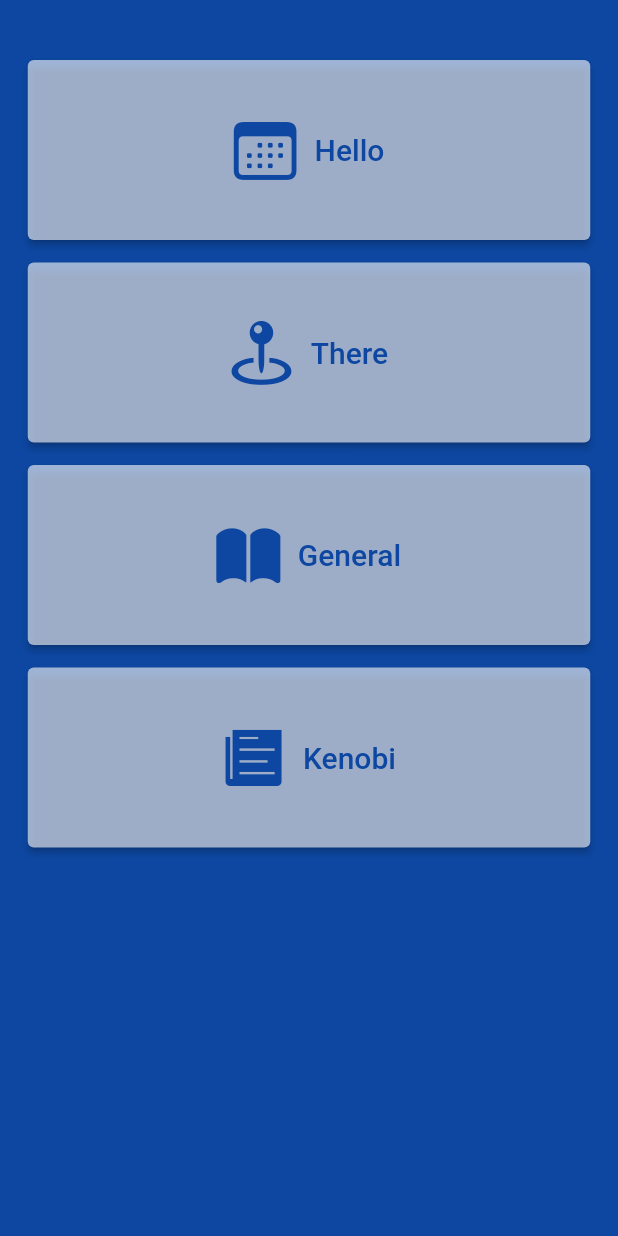
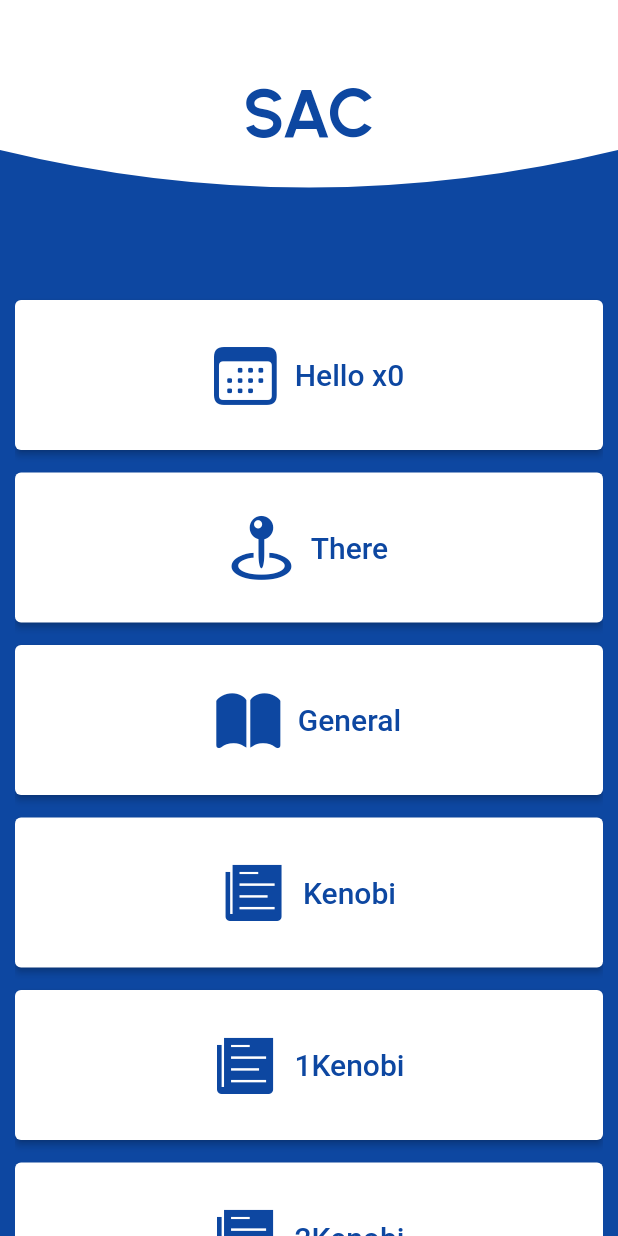
Before and after one commit to alec-grace/undefined_application, a Flutter app: the screen it shows after launch, on a phone screen of 412 x 824 dp. Run offline on Flutter 3.47's test engine with Material 2 defaults, Android fonts, the phone set to English and light mode, and no system bars; Roboto replaces fonts that are missing (Urbana).

Commit message:
Added curved appbar w/ bezier curve & CustomShape, made scrollable list for home page

```diff
--- /dev/null
+++ b/lib/CustomShape.dart
@@ -0,0 +1,24 @@
+import 'package:flutter/material.dart';
+import 'package:flutter/cupertino.dart';
+
+class CustomShape extends CustomClipper<Path> {
+  @override
+  Path getClip(Size size) {
+    double height = size.height;
+    double width = size.width;
+
+    var path = Path();
+    path.lineTo(0, height - 50);
+    path.quadraticBezierTo(width/2, height, width, height-50);
+    path.lineTo(width, 0);
+    path.close();
+
+    return path;
+  }
+
+  @override
+  bool shouldReclip(covariant CustomClipper<Path> oldClipper) {
+    return false;
+  }
+
+}
--- a/lib/main.dart
+++ b/lib/main.dart
@@ -1,99 +1,76 @@
 import 'package:flutter/cupertino.dart';
 import 'package:flutter/material.dart';
+import 'package:flutter/painting.dart';
+import 'CustomShape.dart';
 
 void main() => runApp(MaterialApp(
+  home: OpenPage(),
+));
 
-  //----------------------------------------------------------------------------
-  // BEGIN EXPERIMENTAL SCROLL LIST FOR HOME PAGE
-  //----------------------------------------------------------------------------
+class OpenPage extends StatefulWidget {
+  @override
+  State<OpenPage> createState() => _OpenPageState();
+}
 
-  // home: SingleChildScrollView(
-  //   physics: ScrollPhysics(),
-  //   child: Column(
-  //     children: <Widget> [
-  //       Text(
-  //           'Welcome',
-  //           style: TextStyle(
-  //             fontSize: 40.0,
-  //             fontFamily: 'Urbanist',
-  //             color: Colors.blue[900],
-  //           ),
-  //       ),
-  //       ListView(
-  //         physics: NeverScrollableScrollPhysics(),
-  //         shrinkWrap: true,
-  //         children: [
-  //           Center(
-  //             child: Container(
-  //               padding: EdgeInsets.symmetric(vertical: 8.0, horizontal: 20.0),
-  //               child: Text(
-  //                 'Some Text',
-  //                 style: TextStyle(
-  //                   fontSize: 30.0,
-  //                   fontWeight: FontWeight.bold,
-  //                   color: Colors.blue[900],
-  //                   fontFamily: 'Urbanist',
-  //                 ),
-  //               ),
-  //             ),
-  //           ),
-  //         ],
-  //       )
-  //     ]
-  //   )
-  // )
+class _OpenPageState extends State<OpenPage> {
+  /// Data to be updated in stateful widget
+  int tracker = 0;
 
-  //----------------------------------------------------------------------------
-  // END EXPERIMENTAL SCROLL LIST FOR HOME PAGE
-  //----------------------------------------------------------------------------
-
-
-  //----------------------------------------------------------------------------
-  // BEGIN YOUTUBE TUTORIAL EXAMPLES
-  // ----------------------------------------------------------------------------
-
-    home: Scaffold(
+  @override
+  Widget build(BuildContext context) {
+    /**
+     * Widget tree to return
+     **/
+    return Scaffold(
 
     /***************************************************************************
      *  BEGIN APP BAR
      **************************************************************************/
-    // appBar: PreferredSize(
-    //   preferredSize: Size.fromHeight(50.0),
-    //   child: AppBar(
-    //     title: Text(
-    //       'SAC',
-    //       style: TextStyle(
-    //         fontFamily: 'Urbanist',
-    //       ),
-    //     ),
-    //     centerTitle: true,
-    //     backgroundColor: Colors.blue[900],
-    //   ),
-    // ),
+    appBar:
+      AppBar(
+        toolbarHeight: 150,
+        backgroundColor: Colors.transparent,
+        elevation: 0.0,
+        flexibleSpace: ClipPath(
+          clipper: CustomShape(),
+          child: Container(
+            height: 250,
+            width: MediaQuery.of(context).size.width,
+            color: CupertinoColors.white,
+            child: Center(child: Text( //Change this to SAC logo - talk to graphic
+              //design people about making/altering one of the circle logos
+              'SAC',
+              style: TextStyle(
+                fontSize: 45.0,
+                fontFamily: 'Urbanist',
+                color: Colors.blue[900],
+                fontWeight: FontWeight.bold,
+              ),
+            ),
+            ),
+          ),
+        ),
+      ),
     /***************************************************************************
      * END APP BAR
      ************************************************************************/
-    //--------------------------------------------------------------------------
-    // ADDING IMAGE EXAMPLE
-    //--------------------------------------------------------------------------
-    // body: Center(
-    //   child: Image.asset('assets/sac_shield2.jpg'),
-    // ),
-    //--------------------------------------------------------------------------
-    // END ADDING IMAGE EXAMPLE
-    //--------------------------------------------------------------------------
     backgroundColor: Colors.blue[900],
     body:
-        Row (
-          mainAxisAlignment: MainAxisAlignment.spaceAround,
+      Padding(
+        padding: const EdgeInsets.symmetric(horizontal: 10.0, vertical: 0.0),
+        child: SingleChildScrollView(
+          physics: ScrollPhysics(),
+          child: Column(
+          mainAxisAlignment: MainAxisAlignment.start,
+          crossAxisAlignment: CrossAxisAlignment.stretch,
           children: <Widget> [
-            SizedBox(width: 10.0),
-            Column(
-              mainAxisAlignment: MainAxisAlignment.start,
-              children: <Widget> [
-                SizedBox(height: 40,),
+            SizedBox(height: 50.0),
             ElevatedButton.icon(
-                    onPressed: (){},
+              onPressed: () {
+                setState(() {
+                  tracker += 1;
+                });
+              },
               icon: Container(
                 alignment: Alignment.topLeft,
                 child: Icon(
@@ -104,7 +81,7 @@ void main() => runApp(MaterialApp(
               ),
                 label:
                   Text(
-                        'Hello',
+                    'Hello x$tracker',
                     style: TextStyle(
                       fontFamily: 'Urbana',
                       color: Colors.blue[900],
@@ -113,8 +90,8 @@ void main() => runApp(MaterialApp(
                   ),
                 style:
                   ElevatedButton.styleFrom(
-                        minimumSize: const Size(375.0, 120.0),
-                        primary: Colors.white60,
+                    minimumSize: const Size(375.0, 100.0),
+                    primary: Colors.white,
                   ),
 
             ),
@@ -140,8 +117,8 @@ void main() => runApp(MaterialApp(
                 ),
               style:
                 ElevatedButton.styleFrom(
-                    minimumSize: const Size(375.0, 120.0),
-                    primary: Colors.white60,
+                  minimumSize: const Size(375.0, 100.0),
+                  primary: Colors.white,
               ),
             ),
             SizedBox(height: 15.0),
@@ -166,8 +143,8 @@ void main() => runApp(MaterialApp(
               ),
               style:
               ElevatedButton.styleFrom(
-                    minimumSize: const Size(375.0, 120.0),
-                    primary: Colors.white60,
+                minimumSize: const Size(375.0, 100.0),
+                primary: Colors.white,
               ),
             ),
             SizedBox(height: 15.0),
@@ -192,14 +169,92 @@ void main() => runApp(MaterialApp(
               ),
               style:
               ElevatedButton.styleFrom(
-                    minimumSize: const Size(375.0, 120.0),
-                    primary: Colors.white60,
+                minimumSize: const Size(375.0, 100.0),
+                primary: Colors.white,
               ),
             ),
+            SizedBox(height: 15.0),
+            ElevatedButton.icon(
+              icon: Container(
+                  alignment: Alignment.center,
+                  child: Icon(
+                    CupertinoIcons.news_solid,
+                    size: 50,
+                    color: Colors.blue[900],
+                  )
+              ),
+              onPressed: (){},
+              label:
+              Text(
+                '1Kenobi',
+                style: TextStyle(
+                  fontFamily: 'Urbana',
+                  color: Colors.blue[900],
+                  fontSize: 20,
+                ),
+              ),
+              style:
+              ElevatedButton.styleFrom(
+                minimumSize: const Size(375.0, 100.0),
+                primary: Colors.white,
+              ),
+            ),
+            SizedBox(height: 15.0),
+            ElevatedButton.icon(
+              icon: Container(
+                  alignment: Alignment.center,
+                  child: Icon(
+                    CupertinoIcons.news_solid,
+                    size: 50,
+                    color: Colors.blue[900],
+                  )
+              ),
+              onPressed: (){},
+              label:
+              Text(
+                '2Kenobi',
+                style: TextStyle(
+                  fontFamily: 'Urbana',
+                  color: Colors.blue[900],
+                  fontSize: 20,
+                ),
+              ),
+              style:
+              ElevatedButton.styleFrom(
+                minimumSize: const Size(375.0, 100.0),
+                primary: Colors.white,
+              ),
+            ),
+            SizedBox(height: 15.0),
+            ElevatedButton.icon(
+              icon: Container(
+                  alignment: Alignment.center,
+                  child: Icon(
+                    CupertinoIcons.news_solid,
+                    size: 50,
+                    color: Colors.blue[900],
+                  )
+              ),
+              onPressed: (){},
+              label:
+              Text(
+                '3Kenobi',
+                style: TextStyle(
+                  fontFamily: 'Urbana',
+                  color: Colors.blue[900],
+                  fontSize: 20,
+                ),
+              ),
+              style:
+              ElevatedButton.styleFrom(
+                minimumSize: const Size(375.0, 100.0),
+                primary: Colors.white,
+              ),
+            ),
+            SizedBox(height: 15),
           ]
         ),
-            SizedBox(width: 10.0),
-          ]
+      ),
       )
       /***********************************
        * Second page - two column example
@@ -328,10 +383,6 @@ void main() => runApp(MaterialApp(
       /***************************************
        * End second page - two column example
        **************************************/
-    ),
-
-  // ----------------------------------------------------------------------------
-  // END YOUTUBE TUTORIAL HERE
-  // ----------------------------------------------------------------------------
-
-));
+    );
+  }
+}
--- a/pubspec.yaml
+++ b/pubspec.yaml
@@ -28,6 +28,7 @@ dependencies:
   # The following adds the Cupertino Icons font to your application.
   # Use with the CupertinoIcons class for iOS style icons.
   cupertino_icons: ^1.0.2
+  flutter_svg: ^0.22.0
 
 dev_dependencies:
   flutter_test:
```
Also changed, not shown: assets/logo.svg (added). Lines whose indentation alone changed are shown as unchanged.
